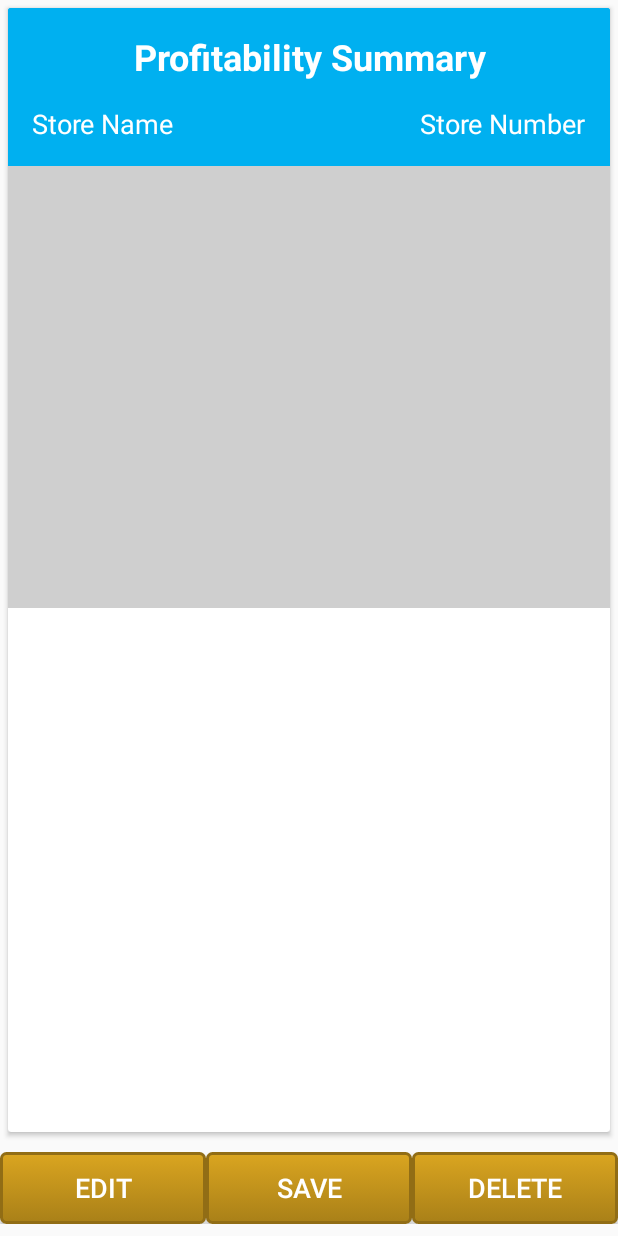
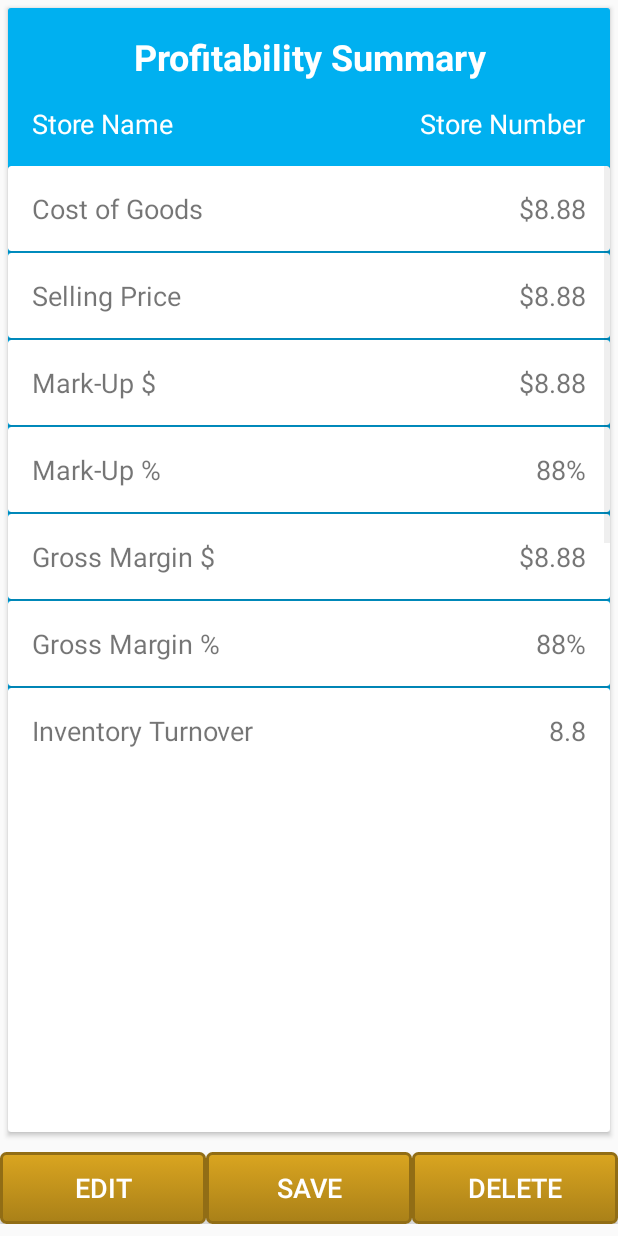
Before and after one commit to juliemoore/RetailProfitCalculator, an Android app: the SummaryActivity screen opened directly, with no data from a screen before it, on a phone screen of 412 x 824 dp. Run offline under Robolectric (Android 15) with nearby library versions, the light colour scheme and no system bars.

Commit message:
In this update, I have continued to improve my layout design and add additional features as my coding skills have improved. The major changes are that the navigation of the app is nearly complete. I have added floating buttons on the home page. I am still learning to work with the RecyclerView and Adapters.  It's a bit more complex because you can't code Intents in the RecyclerView adapters. My next adventure will be replacing the toasts with custom dialog boxes, work with gestures and add a database.

```diff
--- a/app/build.gradle
+++ b/app/build.gradle
@@ -28,6 +28,4 @@ dependencies {
     testImplementation 'junit:junit:4.12'
     androidTestImplementation 'com.android.support.test:runner:1.0.1'
     androidTestImplementation 'com.android.support.test.espresso:espresso-core:3.0.1'
-
-    compile project(':mysql-connector-java-5.1.45-bin')
 }
--- a/app/src/main/AndroidManifest.xml
+++ b/app/src/main/AndroidManifest.xml
@@ -30,7 +30,6 @@
         <activity android:name=".AddStoreActivity" />
         <activity android:name=".ModifyStoreActivity" />
         <activity android:name=".FormulaActivity"></activity>
-        <activity android:name=".SummaryAdapterWithRecyclerView" />
     </application>
 
 </manifest>
--- a/app/src/main/java/com/example/julieannmoore/retailprofitcalculator/FormulaActivity.java
+++ b/app/src/main/java/com/example/julieannmoore/retailprofitcalculator/FormulaActivity.java
@@ -27,8 +27,8 @@ public class FormulaActivity extends AppCompatActivity {
 
     private int getImg(int index) {
         switch (index) {
-            case 0: return -1;
-            case 1: return -1;
+            case 0: return R.drawable.formulasquare;
+            case 1: return R.drawable.formulasquare;
             case 2: return R.drawable.mark_up_dollars;
             case 3: return R.drawable.mark_up_percentage;
             case 4: return R.drawable.gm_dollars;
--- a/app/src/main/java/com/example/julieannmoore/retailprofitcalculator/SummaryActivity.java
+++ b/app/src/main/java/com/example/julieannmoore/retailprofitcalculator/SummaryActivity.java
@@ -3,21 +3,44 @@ package com.example.julieannmoore.retailprofitcalculator;
 import android.app.Activity;
 import android.content.Context;
 import android.content.Intent;
+import android.content.res.Resources;
 import android.os.Bundle;
 import android.view.View;
+import android.widget.AdapterView;
 import android.widget.Button;
+import android.widget.ListView;
 import android.widget.Toast;
 
 public class SummaryActivity extends Activity {
 
     Button editButton, saveButton, deleteButton;
     Context context;
+    ListView summaryListView;
+    String[] formulaNames;
+    String[] formulaAmounts;
 
     @Override
     protected void onCreate(Bundle savedInstanceState) {
         super.onCreate(savedInstanceState);
         setContentView(R.layout.activity_summary);
         context = getApplicationContext();
+
+        Resources res = getResources();
+        summaryListView = findViewById(R.id.summaryListView);
+        formulaNames = res.getStringArray(R.array.formulaNames);
+        formulaAmounts = res.getStringArray(R.array.formulaAmounts);
+        SummaryAdapter itemAdapter = new SummaryAdapter(this, formulaNames, formulaAmounts);
+        summaryListView.setAdapter(itemAdapter);
+
+        summaryListView.setOnItemClickListener(new AdapterView.OnItemClickListener() {
+            @Override
+            public void onItemClick(AdapterView<?> adapterView, View view, int i, long l) {
+                Intent showFormulaActivity =
+                        new Intent(getApplicationContext(), FormulaActivity.class);
+                showFormulaActivity.putExtra("com.example.julieannmoore.ITEM_INDEX", i);
+                startActivity(showFormulaActivity);
+            }
+        });
 
         editButton = findViewById(R.id.editButton);
         editButton.setOnClickListener(new View.OnClickListener() {
--- a/app/src/main/java/com/example/julieannmoore/retailprofitcalculator/SummaryAdapter.java
+++ b/app/src/main/java/com/example/julieannmoore/retailprofitcalculator/SummaryAdapter.java
@@ -16,52 +16,46 @@ import java.util.Map;
  */
 
 public class SummaryAdapter extends BaseAdapter {
-    LayoutInflater mInflator;
-    List<Formula> formulas;
-    List<String> formulaName;
-    List<String> formulaAmount;
-    Context context;
 
-    public SummaryAdapter(Context c, List<String> formulaName, List<String> formulaAmount) {
-        mInflator = (LayoutInflater) c.getSystemService(Context.LAYOUT_INFLATER_SERVICE);
-        formulaName = new ArrayList();
-        formulaAmount = new ArrayList();
-        this.context = c;
+    LayoutInflater mInflater;
+    String[] formulaNames;
+    String[] formulaAmounts;
+
+    public SummaryAdapter(Context c, String[] formulaNames, String[] formulaAmounts) {
+        this.formulaNames = formulaNames;
+        this.formulaAmounts = formulaAmounts;
+        mInflater = (LayoutInflater) c.getSystemService(Context.LAYOUT_INFLATER_SERVICE);
     }
 
     @Override
     public int getCount() {
-        return formulas.size();
+        return formulaNames.length;
     }
 
     @Override
-    public Object getItem(int position) {
-        return formulaName.get(position);
-    }
-
-    public Object getFormula(int position) {return formulaAmount.get(position);}
-
-    @Override
-    public long getItemId(int position) {
-        return position;
+    public Object getItem(int i) {
+        return formulaNames[i];
     }
 
     @Override
-    public View getView(int position, View convertView, ViewGroup parent) {
-        if(convertView==null){
-            mInflator = LayoutInflater.from(this.context);
-            convertView = mInflator.inflate(R.layout.layout_formula_list,null);
-        }
+    public long getItemId(int i) {
+        return i;
+    }
 
-        View view = mInflator.inflate(R.layout.layout_summary, null);
-        TextView formulaNameTextView = view.findViewById(R.id.formulaNameTextView);
-        TextView formulaTextView= view.findViewById(R.id.formulaTextView);
+    @Override
+    public View getView(int i, View view, ViewGroup viewGroup) {
+
+        View v = mInflater.inflate(R.layout.layout_formula_list, null);
+        TextView formulaNameTextView = v.findViewById(R.id.formulaNameTextView);
+        TextView formulaTextView = v.findViewById(R.id.formulaTextView);
+
+        String formulaName = formulaNames[i];
+        String formulaAmount = formulaAmounts[i];
 
 
-        formulaNameTextView.setText(formulaName.get(position));
-        formulaTextView.setText(formulaAmount.get(position).toString());
+        formulaNameTextView.setText(formulaName);
+        formulaTextView.setText(formulaAmount);
 
-        return view;
+        return v;
     }
-
-} // End SummaryAdapter class
+}
--- a/app/src/main/res/layout-land/activity_summary.xml
+++ b/app/src/main/res/layout-land/activity_summary.xml
@@ -7,14 +7,71 @@
     android:orientation="vertical"
     tools:context="com.example.julieannmoore.retailprofitcalculator.SummaryActivity">
 
+    <android.support.constraint.ConstraintLayout
+        android:layout_width="match_parent"
+        android:layout_height="wrap_content"
+        android:layout_weight="2"
+        android:background="@color/secondColorAccent">
+
+
+
     <android.support.v7.widget.CardView
         android:layout_width="match_parent"
         android:layout_margin="5dp"
-        android:layout_height="wrap_content"
+        android:layout_height="0dp"
+        android:layout_weight="4"
         android:id="@+id/cardView">
         <include layout="@layout/layout_summary"
             android:layout_width="match_parent"
             android:layout_height="wrap_content" />
     </android.support.v7.widget.CardView>
 
+        <ListView
+            android:id="@+id/summaryListView"
+            android:layout_width="match_parent"
+            android:layout_height="0dp"
+            android:layout_marginTop="16dp"
+            app:layout_constraintTop_toBottomOf="@+id/storeNameTextView3" />
+
+    </android.support.constraint.ConstraintLayout>
+
+    <LinearLayout
+        android:layout_width="fill_parent"
+        android:layout_height="wrap_content"
+        android:layout_marginTop="8dp"
+        android:layout_marginBottom="8dp"
+        android:layout_weight=".25"
+        android:orientation="horizontal">
+
+        <Button
+            android:id="@+id/editButton"
+            android:layout_width="wrap_content"
+            android:layout_height="wrap_content"
+            android:layout_weight="1"
+            android:background="@drawable/mybutton"
+            android:text="@string/edit"
+            android:textColor="#FFFFFF"
+            android:textSize="18sp" />
+
+        <Button
+            android:id="@+id/saveButton"
+            android:layout_width="wrap_content"
+            android:layout_height="wrap_content"
+            android:layout_weight="1"
+            android:background="@drawable/mybutton"
+            android:text="@string/save"
+            android:textColor="#FFFFFF"
+            android:textSize="18sp" />
+
+        <Button
+            android:id="@+id/deleteButton"
+            android:layout_width="wrap_content"
+            android:layout_height="wrap_content"
+            android:layout_weight="1"
+            android:background="@drawable/mybutton"
+            android:text="@string/delete"
+            android:textColor="#FFFFFF"
+            android:textSize="18sp" />
+    </LinearLayout>
+
 </LinearLayout>
--- a/app/src/main/res/layout/activity_formula.xml
+++ b/app/src/main/res/layout/activity_formula.xml
@@ -4,6 +4,7 @@
     xmlns:tools="http://schemas.android.com/tools"
     android:layout_width="match_parent"
     android:layout_height="match_parent"
+    android:background="@color/secondColorLight"
     tools:context="com.example.julieannmoore.retailprofitcalculator.FormulaActivity">
 
     <ImageView
--- a/app/src/main/res/layout/activity_main.xml
+++ b/app/src/main/res/layout/activity_main.xml
@@ -18,8 +18,8 @@
 
     <android.support.v7.widget.CardView
         android:layout_width="match_parent"
-        android:layout_margin="5dp"
         android:layout_height="wrap_content"
+        android:padding="8dp"
         android:id="@+id/cardView">
     </android.support.v7.widget.CardView>
 
@@ -27,6 +27,7 @@
         android:id="@+id/recycleListView"
         android:layout_width="match_parent"
         android:layout_height="250dp"
+        android:background="@color/secondColorLight"
         app:layout_constraintTop_toBottomOf="@+id/cardView"
         app:layout_constraintBottom_toBottomOf="parent"
         >
--- a/app/src/main/res/layout/activity_summary.xml
+++ b/app/src/main/res/layout/activity_summary.xml
@@ -17,7 +17,7 @@
         <include
             layout="@layout/layout_summary"
             android:layout_width="match_parent"
-            android:layout_height="400dp" />
+            android:layout_height="500dp" />
     </android.support.v7.widget.CardView>
 
     <LinearLayout
--- a/app/src/main/res/layout/layout_summary.xml
+++ b/app/src/main/res/layout/layout_summary.xml
@@ -7,17 +7,6 @@
     android:orientation="vertical"
     android:id="@+id/summaryLayout"
     android:background="@color/colorPrimaryLight">
-
-    <LinearLayout
-        android:layout_width="match_parent"
-        android:layout_height="0dp"
-        android:layout_weight=".5"
-        android:orientation="vertical">
-
-        <android.support.constraint.ConstraintLayout
-            android:layout_width="match_parent"
-            android:layout_height="wrap_content"
-            android:background="@color/secondColorAccent">
 
     <android.support.constraint.ConstraintLayout
     android:layout_width="match_parent"
@@ -70,13 +59,12 @@
     <ListView
         android:id="@+id/summaryListView"
         android:layout_width="match_parent"
-                    android:layout_height="wrap_content"
+        android:layout_height="400dp"
         android:layout_marginTop="16dp"
         app:layout_constraintTop_toBottomOf="@+id/storeNameTextView3" />
 
     </android.support.constraint.ConstraintLayout>
 
-        </android.support.constraint.ConstraintLayout>
-    </LinearLayout>
+
 
 </LinearLayout>
--- a/mysql-connector-java-5.1.45-bin/build.gradle
+++ /dev/null
@@ -1,2 +0,0 @@
-configurations.maybeCreate("default")
-artifacts.add("default", file('mysql-connector-java-5.1.45-bin.jar'))
```
Also changed, not shown: app/src/main/java/com/example/julieannmoore/retailprofitcalculator/DbStrings.java (deleted, +0 -15 lines), app/src/main/java/com/example/julieannmoore/retailprofitcalculator/FormulaUtility.java (deleted, +0 -68 lines), app/src/main/add_store_button-web.png (deleted), app/src/main/ic_launcher-web.png (deleted), app/src/main/res/drawable/add_button.PNG (deleted), app/src/main/res/drawable/ic_launcher_web.png (added), 1 other file. Lines whose indentation alone changed are shown as unchanged.
